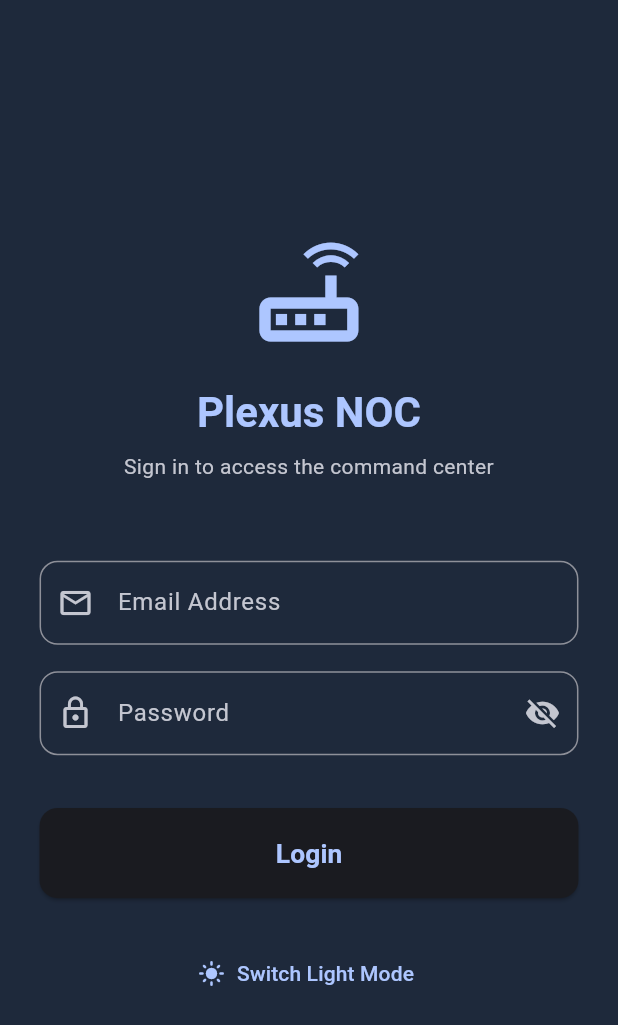
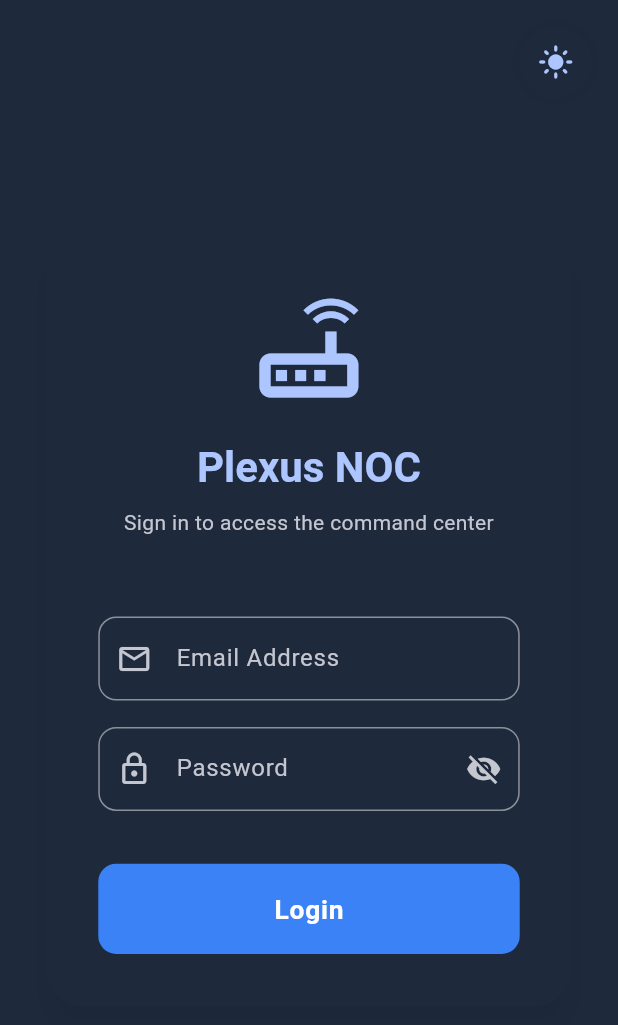
Before and after one commit to The-Black-Shadow/plexus_noc, a Flutter app: the screen it shows after launch, on a phone screen of 412 x 824 dp. Shown: the top 1025 px of the screen. Run offline on Flutter 3.47's test engine with Material 3 defaults, Android fonts, the phone set to English and light mode, and no system bars; our stand-ins replace bloc, equatable, fl_chart, flutter_bloc, flutter_dotenv, flutter_local_notifications and 8 more; accounts and stored records are empty.

Commit message:
feat : modify login UI page style

```diff
--- a/lib/features/auth/presentation/pages/login_page.dart
+++ b/lib/features/auth/presentation/pages/login_page.dart
@@ -1,6 +1,7 @@
 import 'package:flutter/material.dart';
 import 'package:flutter_bloc/flutter_bloc.dart';
 import 'package:go_router/go_router.dart';
+import 'package:plexus_noc/core/constant/app_colors.dart';
 import 'package:plexus_noc/core/constant/app_strings.dart';
 import 'package:plexus_noc/core/extensions/responsive_extensions.dart';
 import 'package:plexus_noc/features/settings/presentation/cubits/theme/theme_cubit.dart';
@@ -54,12 +55,25 @@ class _LoginPageState extends State<LoginPage> {
           }
         },
         child: SafeArea(
-          child: Center(
+          child: Stack(
+            children: [
+              // ── Main Content ──
+              Center(
                 child: SingleChildScrollView(
                   padding: EdgeInsets.all(24.0.responsive(context)),
+                  child: Card(
+                    elevation: 8,
+                    shadowColor: Colors.black26,
+                    shape: RoundedRectangleBorder(
+                      borderRadius: BorderRadius.circular(24.responsive(context)),
+                    ),
+                    color: isDark ? const Color(0xFF1E293B) : Colors.white,
+                    child: Padding(
+                      padding: EdgeInsets.all(32.0.responsive(context)),
                       child: Column(
                         mainAxisAlignment: MainAxisAlignment.center,
                         crossAxisAlignment: CrossAxisAlignment.stretch,
+                        mainAxisSize: MainAxisSize.min,
                         children: [
                           Icon(
                             Icons.router_outlined,
@@ -135,6 +149,9 @@ class _LoginPageState extends State<LoginPage> {
                                   ElevatedButton(
                                     onPressed: isLoading ? null : _onLoginPressed,
                                     style: ElevatedButton.styleFrom(
+                                      backgroundColor: AppColors.accentBlue,
+                                      foregroundColor: Colors.white,
+                                      elevation: 0,
                                       padding: EdgeInsets.symmetric(
                                         vertical: 16.responsive(context),
                                       ),
@@ -148,6 +165,7 @@ class _LoginPageState extends State<LoginPage> {
                                             width: 24.responsive(context),
                                             child: const CircularProgressIndicator(
                                               strokeWidth: 2,
+                                              color: Colors.white,
                                             ),
                                           )
                                         : Text(
@@ -155,6 +173,7 @@ class _LoginPageState extends State<LoginPage> {
                                             style: TextStyle(
                                               fontSize: 16.responsive(context),
                                               fontWeight: FontWeight.bold,
+                                              letterSpacing: 0.5,
                                             ),
                                           ),
                                   ),
@@ -162,15 +181,36 @@ class _LoginPageState extends State<LoginPage> {
                               );
                             },
                           ),
-                  SizedBox(height: 24.responsive(context)),
+                        ],
+                      ),
+                    ),
+                  ),
+                ),
+              ),
 
-                  Align(
-                    alignment: Alignment.center,
-                    child: TextButton.icon(
+              // ── Theme Toggle (Top Right) ──
+              Positioned(
+                top: 16.responsive(context),
+                right: 16.responsive(context),
+                child: Container(
+                  decoration: BoxDecoration(
+                    color: isDark ? const Color(0xFF1E293B) : Colors.white,
+                    shape: BoxShape.circle,
+                    boxShadow: [
+                      BoxShadow(
+                        color: Colors.black.withValues(alpha: 0.05),
+                        blurRadius: 10,
+                        spreadRadius: 1,
+                      )
+                    ],
+                  ),
+                  child: IconButton(
                     onPressed: () => context.read<ThemeCubit>().toggleTheme(),
-                      icon: Icon(isDark ? Icons.light_mode : Icons.dark_mode),
-                      label: Text(
-                        isDark
+                    icon: Icon(
+                      isDark ? Icons.light_mode : Icons.dark_mode,
+                      color: theme.colorScheme.primary,
+                    ),
+                    tooltip: isDark
                         ? AppStrings.switchLightMode
                         : AppStrings.switchDarkMode,
                   ),
@@ -180,8 +220,6 @@ class _LoginPageState extends State<LoginPage> {
           ),
         ),
       ),
-        ),
-      ),
     );
   }
 }
```
Lines whose indentation alone changed are shown as unchanged.
